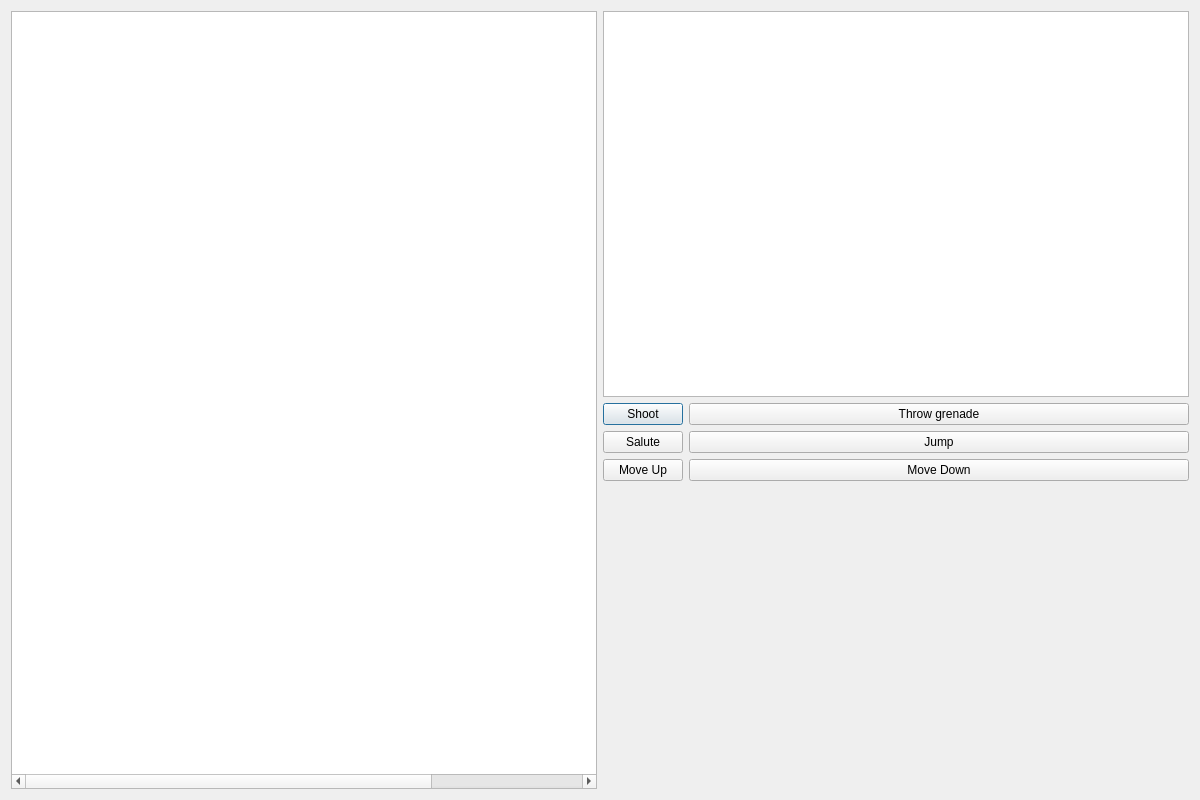
First picture: the form in GameWindow.ui, repository Pawlllosss/-cpp-Soldiers-App, before the edit.
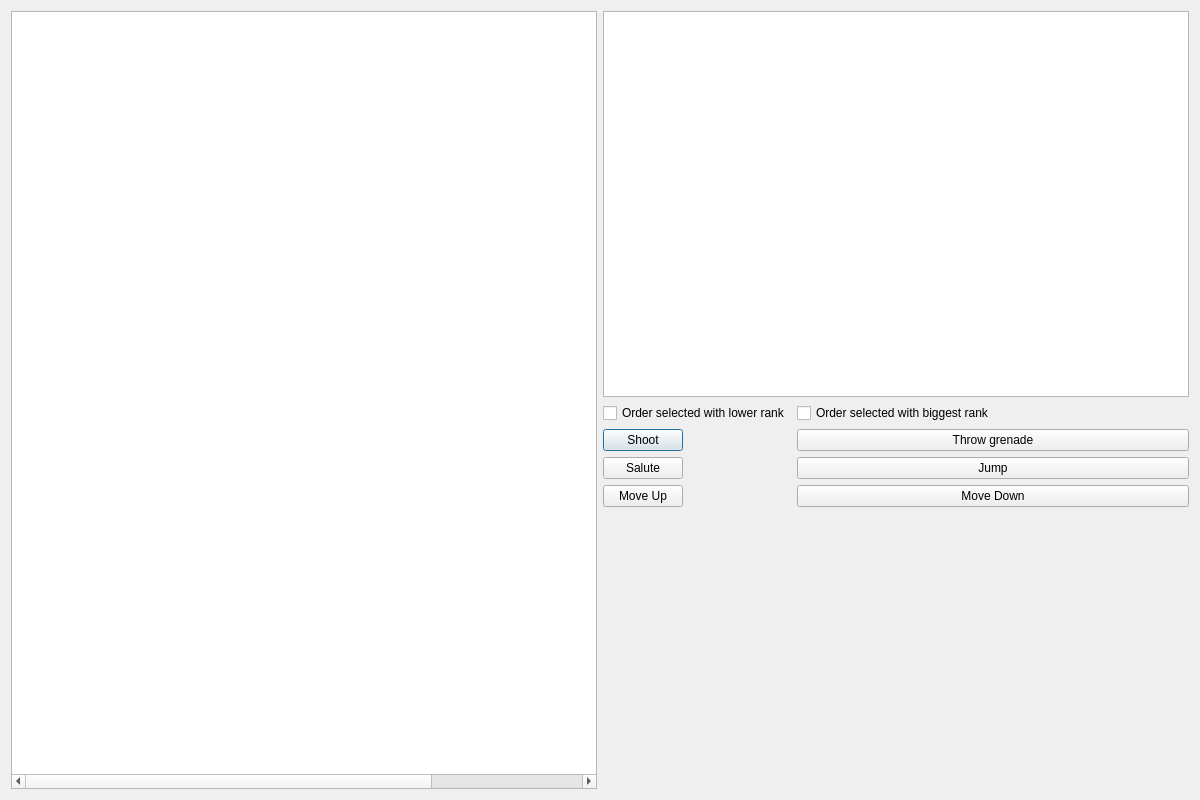
Second picture: the form after the edit.

Commit message: + ordering lower rank functionality

Diff of the .ui file:
```diff
--- a/GameWindow.ui
+++ b/GameWindow.ui
@@ -55,48 +55,62 @@
      </item>
      <item>
       <layout class="QFormLayout" name="orderLayout">
-       <item row="0" column="0">
+       <item row="1" column="0">
         <widget class="QPushButton" name="shootButton">
          <property name="text">
           <string>Shoot</string>
          </property>
         </widget>
        </item>
-       <item row="0" column="1">
+       <item row="1" column="1">
         <widget class="QPushButton" name="grenadeButton">
          <property name="text">
           <string>Throw grenade</string>
          </property>
         </widget>
        </item>
-       <item row="1" column="0">
+       <item row="2" column="0">
         <widget class="QPushButton" name="saluteButton">
          <property name="text">
           <string>Salute</string>
          </property>
         </widget>
        </item>
-       <item row="1" column="1">
+       <item row="2" column="1">
         <widget class="QPushButton" name="jumpButton">
          <property name="text">
           <string>Jump</string>
          </property>
         </widget>
        </item>
-       <item row="2" column="0">
+       <item row="3" column="0">
         <widget class="QPushButton" name="moveUpButton">
          <property name="text">
           <string>Move Up</string>
          </property>
         </widget>
        </item>
-       <item row="2" column="1">
+       <item row="3" column="1">
         <widget class="QPushButton" name="moveDownButton">
          <property name="text">
           <string>Move Down</string>
          </property>
         </widget>
        </item>
+       <item row="0" column="0">
+        <widget class="QCheckBox" name="orderLowerRankCheckbox">
+         <property name="text">
+          <string>Order selected with lower rank</string>
+         </property>
+        </widget>
+       </item>
+       <item row="0" column="1">
+        <widget class="QCheckBox" name="orderBiggestRankCheckbox">
+         <property name="text">
+          <string>Order selected with biggest rank</string>
+         </property>
+        </widget>
+       </item>
       </layout>
      </item>
     </layout>
```
The commit also changes 2 other files.
